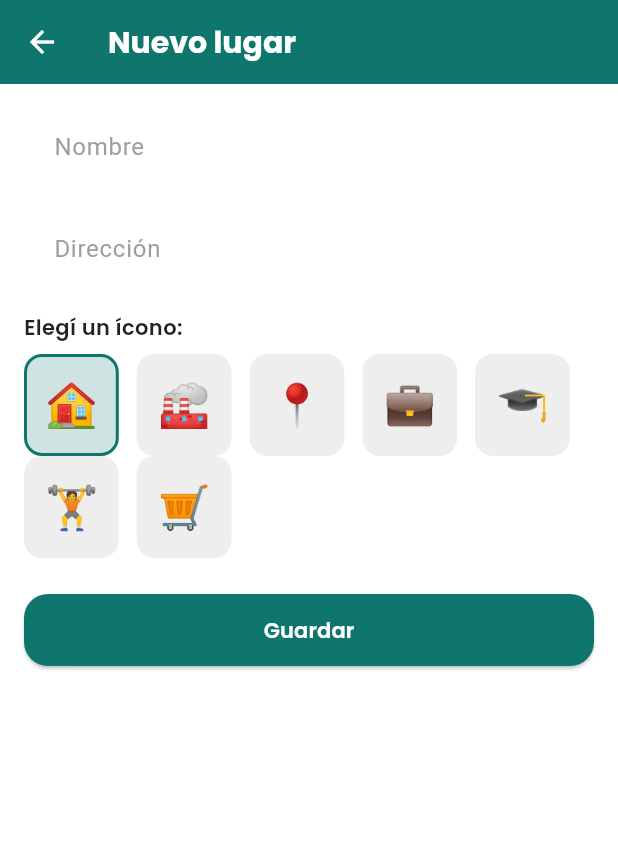
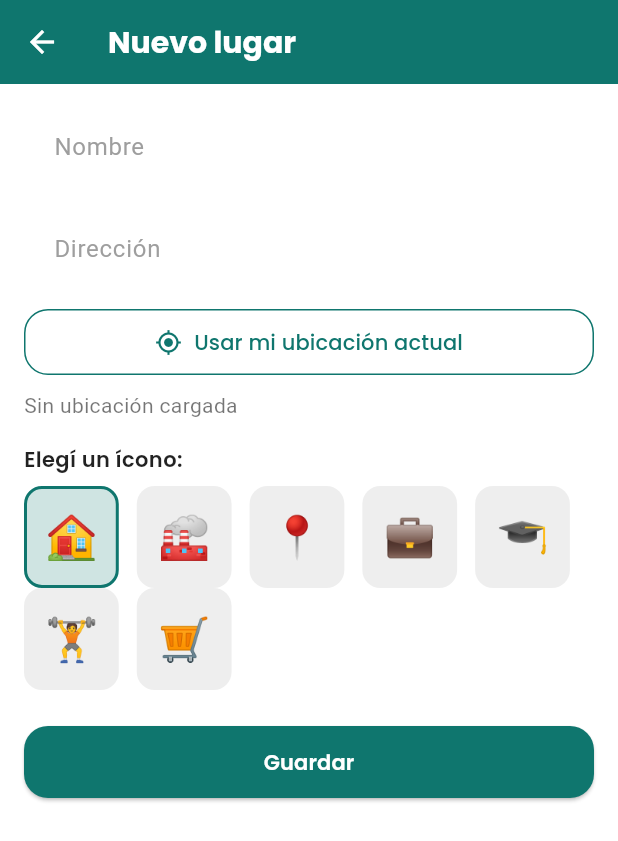
Before and after one commit to RamTech-26/EcoRuta, a Flutter app: the PantallaFormularioLugarFrecuente screen opened directly, on a phone screen of 412 x 824 dp. Shown: the top 841 px of the screen. Run offline on Flutter 3.47's test engine with Material 3 defaults, Android fonts, the light colour scheme and no system bars; our stand-ins replace firebase_auth, firebase_core, geolocator, google_fonts, google_sign_in, image_picker and 2 more; missing offline and left inert: alarm; accounts and stored records are empty; statements that could not run were skipped.

Commit message:
feat(lugares): guarda la ubicacion real del lugar frecuente con GPS
Agrega boton 'Usar mi ubicacion actual' con geolocator en el formulario, carga las coordenadas al editar, avisa si se guarda sin ubicacion y hace el formulario scrolleable.

```diff
--- a/lib/viewmodels/lugar_frecuente_viewmodel.dart
+++ b/lib/viewmodels/lugar_frecuente_viewmodel.dart
@@ -1,4 +1,6 @@
 import 'package:flutter/foundation.dart';
+import 'package:geolocator/geolocator.dart';
+
 import '../modelos/lugar_frecuente.dart';
 import '../servicios/lugar_frecuente_servicio.dart';
 
@@ -11,7 +13,70 @@
   List<LugarFrecuente> get lugares => _lugares;
   bool get cargando => _cargando;
   String? get error => _error;
-  bool get estaVacio => _lugares.isEmpty &&!_cargando && _error == null;
+  bool get estaVacio => _lugares.isEmpty && !_cargando && _error == null;
+
+  // ---------- Ubicación del lugar (formulario) ----------
+
+  double? _latitud;
+  double? _longitud;
+  bool _obteniendoUbicacion = false;
+  String? _avisoUbicacion;
+
+  double? get latitud => _latitud;
+  double? get longitud => _longitud;
+  bool get obteniendoUbicacion => _obteniendoUbicacion;
+  String? get avisoUbicacion => _avisoUbicacion;
+
+  /// Un lugar viejo guardado con 0,0 cuenta como "sin ubicación".
+  bool get tieneUbicacion =>
+      _latitud != null &&
+      _longitud != null &&
+      !(_latitud == 0 && _longitud == 0);
+
+  /// Al editar, carga las coordenadas que ya tenía el lugar.
+  void cargarUbicacion(double latitud, double longitud) {
+    _latitud = latitud;
+    _longitud = longitud;
+  }
+
+  Future<void> obtenerUbicacion() async {
+    _obteniendoUbicacion = true;
+    _avisoUbicacion = null;
+    notifyListeners();
+
+    try {
+      if (!await Geolocator.isLocationServiceEnabled()) {
+        _avisoUbicacion = 'Activá la ubicación del celular';
+        return;
+      }
+
+      var permiso = await Geolocator.checkPermission();
+      if (permiso == LocationPermission.denied) {
+        permiso = await Geolocator.requestPermission();
+      }
+      if (permiso == LocationPermission.denied ||
+          permiso == LocationPermission.deniedForever) {
+        _avisoUbicacion = 'Sin permiso de ubicación';
+        return;
+      }
+
+      final posicion = await Geolocator.getCurrentPosition(
+        locationSettings: const LocationSettings(
+          accuracy: LocationAccuracy.high,
+          timeLimit: Duration(seconds: 15),
+        ),
+      );
+      _latitud = posicion.latitude;
+      _longitud = posicion.longitude;
+    } catch (e) {
+      _avisoUbicacion = 'No se pudo obtener la ubicación';
+    } finally {
+      _obteniendoUbicacion = false;
+      notifyListeners();
+    }
+  }
+
+  // ---------- Lista de lugares ----------
 
   Future<void> cargarLugares() async {
     _cargando = true;
--- a/lib/vistas/pantalla_formulario_lugar_frecuente.dart
+++ b/lib/vistas/pantalla_formulario_lugar_frecuente.dart
@@ -41,6 +41,7 @@
       _nombreCtrl.text = widget.lugar!.nombre;
       _direccionCtrl.text = widget.lugar!.direccion;
       _iconoSeleccionado = _emojiDesdeNombre(widget.lugar!.icono);
+      _viewModel.cargarUbicacion(widget.lugar!.latitud, widget.lugar!.longitud);
     }
   }
 
@@ -59,20 +60,29 @@
       );
       return;
     }
+    if (!_viewModel.tieneUbicacion) {
+      final seguir = await _confirmarSinUbicacion();
+      if (seguir != true || !mounted) return;
+    }
     setState(() => _guardando = true);
+
+    final latitud = _viewModel.latitud ?? 0;
+    final longitud = _viewModel.longitud ?? 0;
 
     final lugar = _esEdicion
         ? widget.lugar!.copyWith(
             nombre: _nombreCtrl.text.trim(),
             direccion: _direccionCtrl.text.trim(),
+            latitud: latitud,
+            longitud: longitud,
             icono: _iconoSeleccionado,
           )
         : LugarFrecuente(
             id: DateTime.now().millisecondsSinceEpoch.toString(),
             nombre: _nombreCtrl.text.trim(),
             direccion: _direccionCtrl.text.trim(),
-            latitud: 0,
-            longitud: 0,
+            latitud: latitud,
+            longitud: longitud,
             icono: _iconoSeleccionado,
             orden: 0,
           );
@@ -88,9 +98,88 @@
     }
   }
 
+  Future<bool?> _confirmarSinUbicacion() {
+    return showDialog<bool>(
+      context: context,
+      builder: (context) => AlertDialog(
+        title: const Text('Lugar sin ubicación'),
+        content: const Text(
+          'No cargaste la ubicación de este lugar. Podés guardarlo igual, '
+          'pero después no se va a poder usar para sugerir rutas.',
+        ),
+        actions: [
+          TextButton(
+            onPressed: () => Navigator.pop(context, false),
+            child: const Text('Volver'),
+          ),
+          TextButton(
+            onPressed: () => Navigator.pop(context, true),
+            child: const Text('Guardar igual'),
+          ),
+        ],
+      ),
+    );
+  }
+
+  Widget _seccionUbicacion() {
+    return ListenableBuilder(
+      listenable: _viewModel,
+      builder: (context, _) {
+        final vm = _viewModel;
+        return Column(
+          crossAxisAlignment: CrossAxisAlignment.stretch,
+          children: [
+            OutlinedButton.icon(
+              onPressed: vm.obteniendoUbicacion ? null : vm.obtenerUbicacion,
+              icon: vm.obteniendoUbicacion
+                  ? const SizedBox(
+                      height: 18,
+                      width: 18,
+                      child: CircularProgressIndicator(strokeWidth: 2),
+                    )
+                  : const Icon(Icons.my_location),
+              label: Text(
+                vm.tieneUbicacion
+                    ? 'Actualizar con mi ubicación actual'
+                    : 'Usar mi ubicación actual',
+                style: GoogleFonts.poppins(fontWeight: FontWeight.w500),
+              ),
+              style: OutlinedButton.styleFrom(
+                foregroundColor: const Color(0xFF0F766E),
+                side: const BorderSide(color: Color(0xFF0F766E)),
+                padding: const EdgeInsets.symmetric(vertical: 12),
+                shape: RoundedRectangleBorder(
+                  borderRadius: BorderRadius.circular(16),
+                ),
+              ),
+            ),
+            const SizedBox(height: 8),
+            if (vm.avisoUbicacion != null)
+              Text(
+                vm.avisoUbicacion!,
+                style: const TextStyle(color: Colors.red),
+              )
+            else if (vm.tieneUbicacion)
+              Text(
+                'Ubicación: ${vm.latitud!.toStringAsFixed(5)}, '
+                '${vm.longitud!.toStringAsFixed(5)}',
+                style: const TextStyle(color: Colors.black54),
+              )
+            else
+              const Text(
+                'Sin ubicación cargada',
+                style: TextStyle(color: Colors.black54),
+              ),
+          ],
+        );
+      },
+    );
+  }
+
   @override
   Widget build(BuildContext context) {
     return Scaffold(
+      backgroundColor: Colors.white,
       appBar: AppBar(
         title: Text(
           _esEdicion ? 'Modificar lugar' : 'Nuevo lugar',
@@ -106,7 +195,7 @@
       ),
       body: Container(
         color: Colors.white,
-        child: Padding(
+        child: SingleChildScrollView(
           padding: const EdgeInsets.all(16),
           child: Column(
             crossAxisAlignment: CrossAxisAlignment.stretch,
@@ -148,6 +237,8 @@
                   ),
                 ),
               ),
+              const SizedBox(height: 12),
+              _seccionUbicacion(),
               const SizedBox(height: 16),
               Text(
                 'Elegí un ícono:',
```
